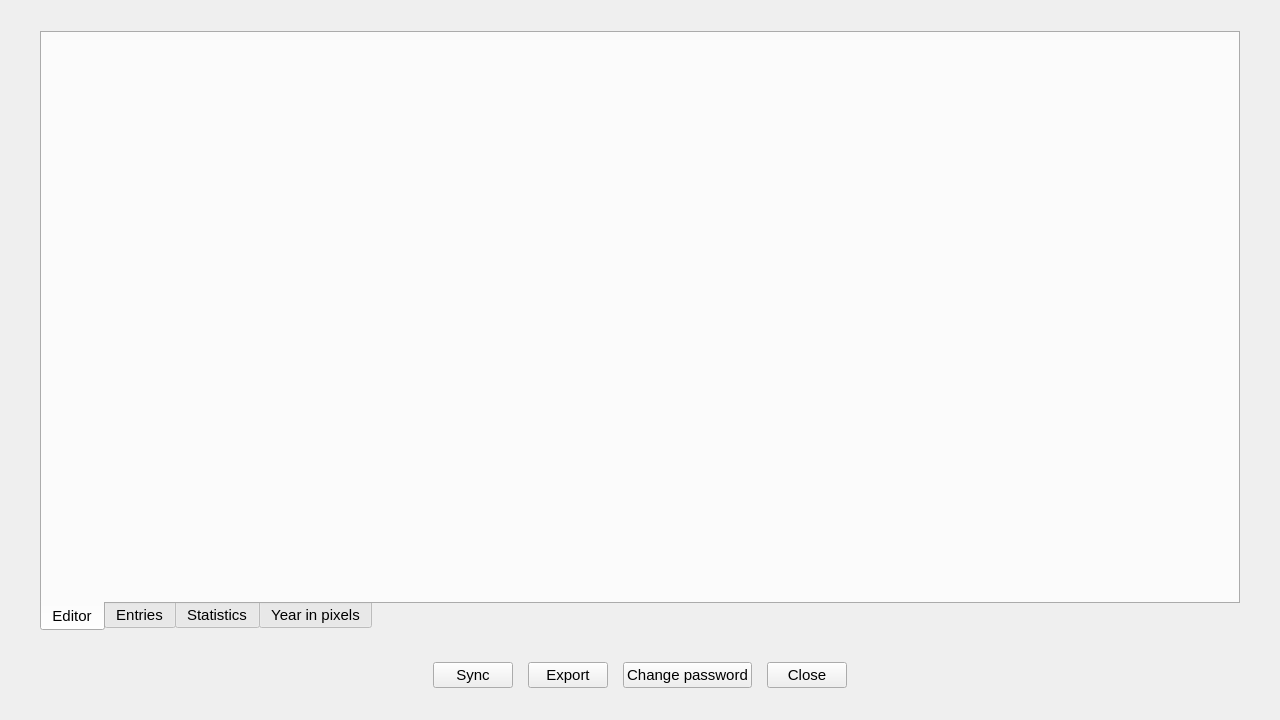
Above: src/gui/diarymenu.ui from someretical/TheoreticalDiary before the change. Below: the same form after it.
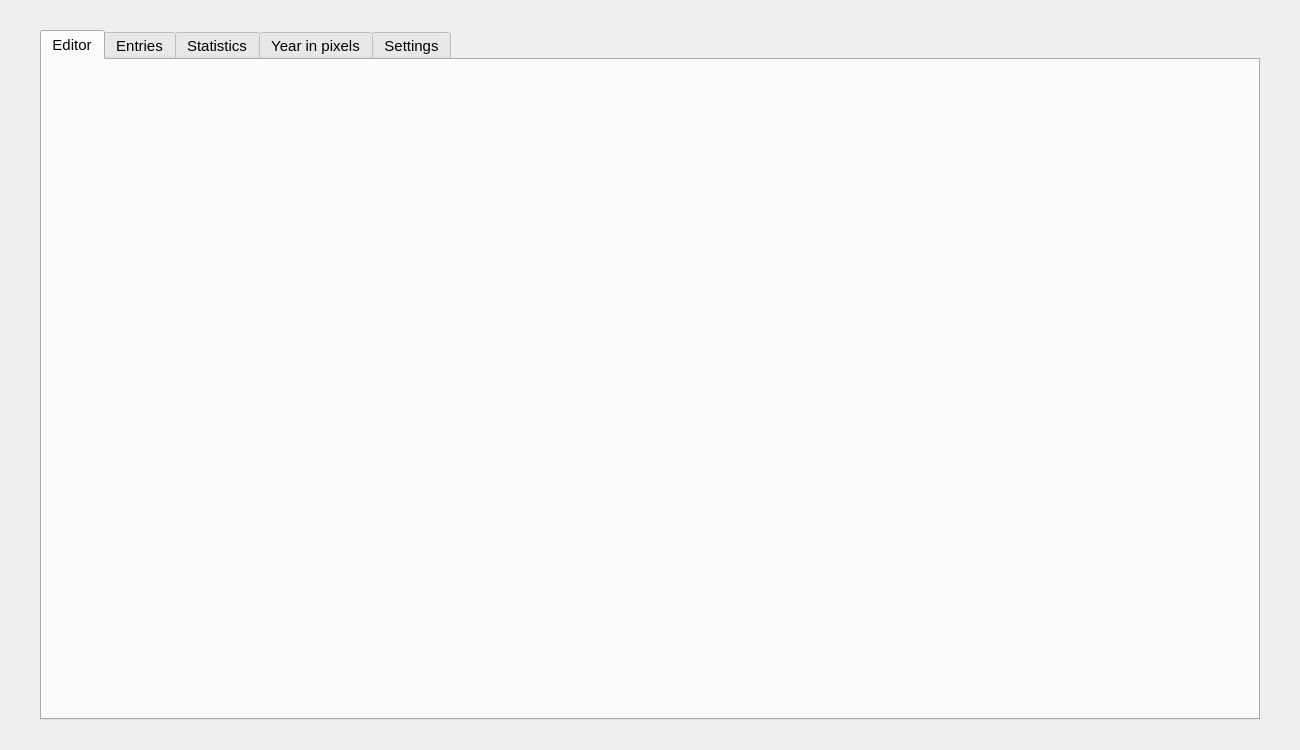
That is the form after the change.

What changed in the file:
```diff
--- a/src/gui/diarymenu.ui
+++ b/src/gui/diarymenu.ui
@@ -6,155 +6,50 @@
    <rect>
     <x>0</x>
     <y>0</y>
-    <width>1280</width>
-    <height>720</height>
+    <width>1300</width>
+    <height>750</height>
    </rect>
   </property>
   <property name="sizePolicy">
-   <sizepolicy hsizetype="Fixed" vsizetype="Fixed">
+   <sizepolicy hsizetype="Expanding" vsizetype="Expanding">
     <horstretch>0</horstretch>
     <verstretch>0</verstretch>
    </sizepolicy>
   </property>
+  <property name="minimumSize">
+   <size>
+    <width>1300</width>
+    <height>750</height>
+   </size>
+  </property>
   <property name="windowTitle">
    <string>Form</string>
   </property>
   <layout class="QGridLayout" name="gridLayout">
    <property name="leftMargin">
-    <number>15</number>
+    <number>30</number>
    </property>
    <property name="topMargin">
-    <number>15</number>
+    <number>30</number>
    </property>
    <property name="rightMargin">
-    <number>15</number>
+    <number>30</number>
    </property>
    <property name="bottomMargin">
-    <number>15</number>
+    <number>30</number>
    </property>
-   <property name="spacing">
-    <number>15</number>
-   </property>
-   <item row="1" column="0">
-    <layout class="QGridLayout" name="gridLayout_2">
-     <property name="spacing">
-      <number>15</number>
-     </property>
-     <item row="0" column="3">
-      <widget class="QPushButton" name="pwd_button">
-       <property name="font">
-        <font>
-         <pointsize>11</pointsize>
-        </font>
-       </property>
-       <property name="cursor">
-        <cursorShape>PointingHandCursor</cursorShape>
-       </property>
-       <property name="toolTip">
-        <string>Change the password for unlocking the diary.</string>
-       </property>
-       <property name="text">
-        <string>Change password</string>
-       </property>
-      </widget>
-     </item>
-     <item row="0" column="4">
-      <widget class="QPushButton" name="close_button">
-       <property name="font">
-        <font>
-         <pointsize>11</pointsize>
-        </font>
-       </property>
-       <property name="cursor">
-        <cursorShape>PointingHandCursor</cursorShape>
-       </property>
-       <property name="toolTip">
-        <string>Close the diary.</string>
-       </property>
-       <property name="text">
-        <string>Close</string>
-       </property>
-      </widget>
-     </item>
-     <item row="0" column="0">
-      <spacer name="horizontalSpacer">
-       <property name="orientation">
-        <enum>Qt::Horizontal</enum>
-       </property>
-       <property name="sizeHint" stdset="0">
-        <size>
-         <width>40</width>
-         <height>20</height>
-        </size>
-       </property>
-      </spacer>
-     </item>
-     <item row="0" column="2">
-      <widget class="QPushButton" name="export_button">
-       <property name="font">
-        <font>
-         <pointsize>11</pointsize>
-        </font>
-       </property>
-       <property name="cursor">
-        <cursorShape>PointingHandCursor</cursorShape>
-       </property>
-       <property name="toolTip">
-        <string>Export diary in unencrypted format.</string>
-       </property>
-       <property name="text">
-        <string>Export</string>
-       </property>
-      </widget>
-     </item>
-     <item row="0" column="1">
-      <widget class="QPushButton" name="sync_button">
-       <property name="font">
-        <font>
-         <pointsize>11</pointsize>
-        </font>
-       </property>
-       <property name="cursor">
-        <cursorShape>PointingHandCursor</cursorShape>
-       </property>
-       <property name="toolTip">
-        <string>Toggle Google Drive synchronisation.</string>
-       </property>
-       <property name="text">
-        <string>Sync</string>
-       </property>
-       <property name="checkable">
-        <bool>true</bool>
-       </property>
-      </widget>
-     </item>
-     <item row="0" column="5">
-      <spacer name="horizontalSpacer_2">
-       <property name="orientation">
-        <enum>Qt::Horizontal</enum>
-       </property>
-       <property name="sizeHint" stdset="0">
-        <size>
-         <width>40</width>
-         <height>20</height>
-        </size>
-       </property>
-      </spacer>
-     </item>
-    </layout>
-   </item>
    <item row="0" column="0" alignment="Qt::AlignHCenter">
     <widget class="QTabWidget" name="tabWidget">
      <property name="sizePolicy">
-      <sizepolicy hsizetype="Fixed" vsizetype="Fixed">
+      <sizepolicy hsizetype="Expanding" vsizetype="Expanding">
        <horstretch>0</horstretch>
        <verstretch>0</verstretch>
       </sizepolicy>
      </property>
      <property name="minimumSize">
       <size>
-       <width>1200</width>
-       <height>600</height>
+       <width>1220</width>
+       <height>650</height>
       </size>
      </property>
      <property name="font">
@@ -162,9 +57,6 @@
        <pointsize>11</pointsize>
       </font>
      </property>
-     <property name="tabPosition">
-      <enum>QTabWidget::South</enum>
-     </property>
      <property name="currentIndex">
       <number>0</number>
      </property>
@@ -172,7 +64,20 @@
       <attribute name="title">
        <string>Editor</string>
       </attribute>
-      <layout class="QGridLayout" name="gridLayout_3"/>
+      <layout class="QGridLayout" name="gridLayout_3">
+       <property name="leftMargin">
+        <number>15</number>
+       </property>
+       <property name="topMargin">
+        <number>15</number>
+       </property>
+       <property name="rightMargin">
+        <number>15</number>
+       </property>
+       <property name="bottomMargin">
+        <number>15</number>
+       </property>
+      </layout>
      </widget>
      <widget class="QWidget" name="entries">
       <attribute name="title">
@@ -190,7 +95,25 @@
       <attribute name="title">
        <string>Year in pixels</string>
       </attribute>
-      <layout class="QGridLayout" name="gridLayout_4"/>
+      <layout class="QGridLayout" name="gridLayout_4">
+       <property name="leftMargin">
+        <number>15</number>
+       </property>
+       <property name="topMargin">
+        <number>15</number>
+       </property>
+       <property name="rightMargin">
+        <number>15</number>
+       </property>
+       <property name="bottomMargin">
+        <number>15</number>
+       </property>
+      </layout>
+     </widget>
+     <widget class="QWidget" name="options_tab">
+      <attribute name="title">
+       <string>Settings</string>
+      </attribute>
      </widget>
     </widget>
    </item>
```
Left out of the diff: 34 changed lines with no effect on the pictures.
